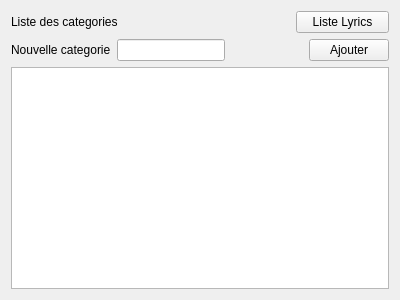
Above: app/ui/songs/category.ui from TNyRina/admin_tononkira_pcl_desktop before the change. Below: the same form after it.
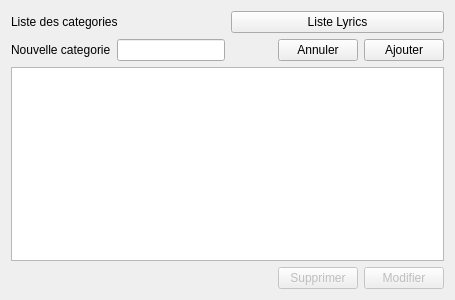
That is the form after the change.

Commit message: delete & update: category

What changed in the file:
```diff
--- a/app/ui/songs/category.ui
+++ b/app/ui/songs/category.ui
@@ -6,7 +6,7 @@
    <rect>
     <x>0</x>
     <y>0</y>
-    <width>400</width>
+    <width>455</width>
     <height>300</height>
    </rect>
   </property>
@@ -15,7 +15,7 @@
   </property>
   <layout class="QVBoxLayout" name="verticalLayout">
    <item>
-    <layout class="QHBoxLayout" name="horizontalLayout" stretch="3,1">
+    <layout class="QHBoxLayout" name="horizontalLayout">
      <item>
       <widget class="QLabel" name="label">
        <property name="text">
@@ -57,6 +57,13 @@
        </property>
       </spacer>
      </item>
+     <item>
+      <widget class="QPushButton" name="btn_cancel">
+       <property name="text">
+        <string>Annuler</string>
+       </property>
+      </widget>
+     </item>
      <item>
       <widget class="QPushButton" name="btn_add_category">
        <property name="text">
@@ -67,7 +74,44 @@
     </layout>
    </item>
    <item>
-    <widget class="QTableView" name="tableView"/>
+    <widget class="QTableView" name="table_categories"/>
+   </item>
+   <item>
+    <layout class="QHBoxLayout" name="horizontalLayout_3">
+     <item>
+      <spacer name="horizontalSpacer_2">
+       <property name="orientation">
+        <enum>Qt::Orientation::Horizontal</enum>
+       </property>
+       <property name="sizeHint" stdset="0">
+        <size>
+         <width>40</width>
+         <height>20</height>
+        </size>
+       </property>
+      </spacer>
+     </item>
+     <item>
+      <widget class="QPushButton" name="btn_delete">
+       <property name="enabled">
+        <bool>false</bool>
+       </property>
+       <property name="text">
+        <string>Supprimer</string>
+       </property>
+      </widget>
+     </item>
+     <item>
+      <widget class="QPushButton" name="btn_update">
+       <property name="enabled">
+        <bool>false</bool>
+       </property>
+       <property name="text">
+        <string>Modifier</string>
+       </property>
+      </widget>
+     </item>
+    </layout>
    </item>
   </layout>
  </widget>
```
The commit also changes 13 other files.
